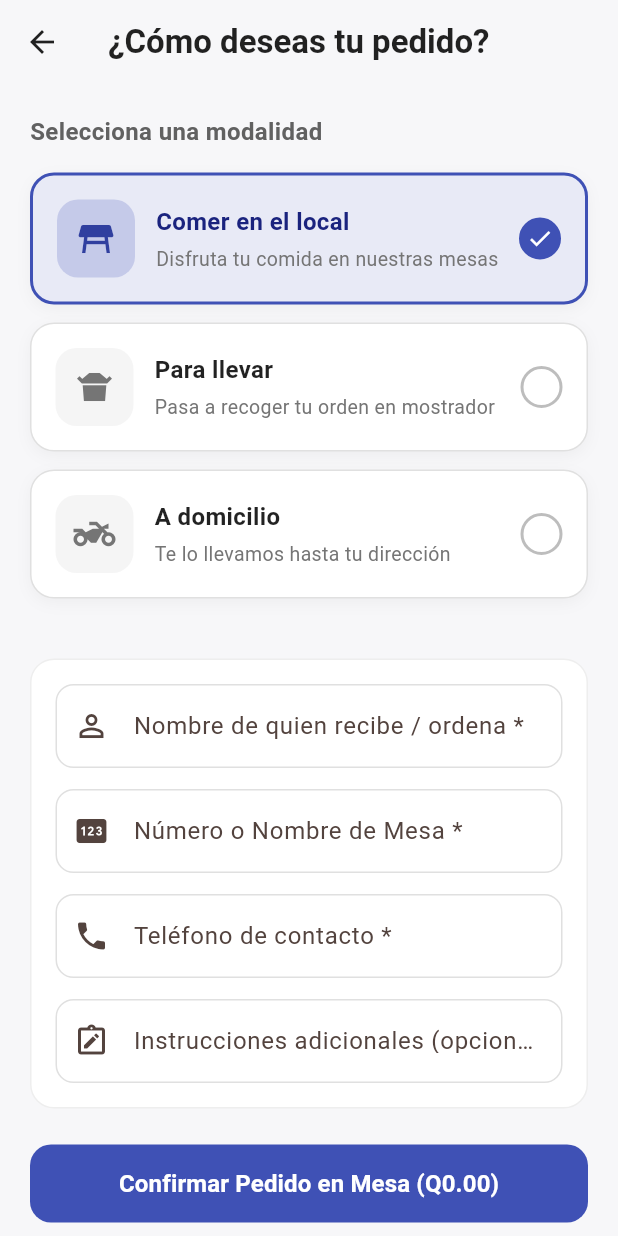
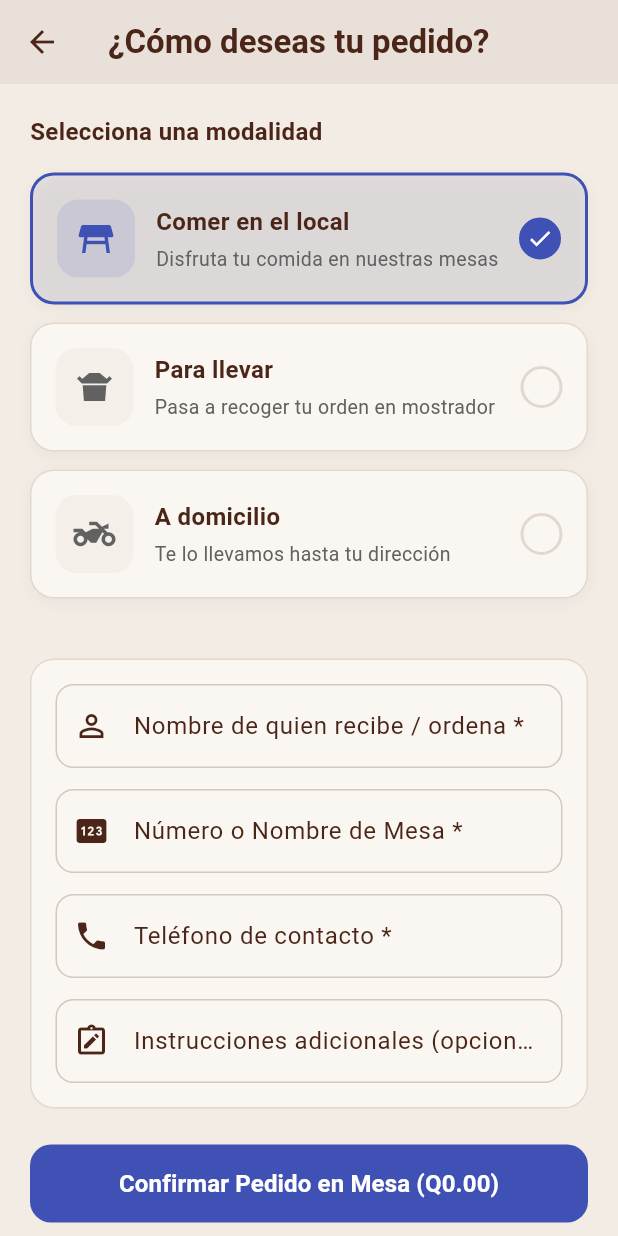
Before and after one commit to LDavidCastro/kotemal_app, a Flutter app: the CheckoutTypeScreen screen opened directly, on a phone screen of 412 x 824 dp. Run offline on Flutter 3.47's test engine with Material 3 defaults, Android fonts, the phone set to English and light mode, and no system bars; our stand-ins replace flutter_local_notifications, flutter_map, flutter_riverpod, flutter_tts, geolocator, image_picker and 6 more; missing offline and left inert: ota_update; accounts and stored records are empty; statements that could not run were skipped.

Commit message:
feat: aplicar paleta terracota y crema de K'OTEMAL en personalizacion, carrito y modalidad de pedido

```diff
--- a/lib/features/cart/presentation/checkout_type_screen.dart
+++ b/lib/features/cart/presentation/checkout_type_screen.dart
@@ -3,6 +3,7 @@ import 'package:flutter/material.dart';
 import 'package:flutter_riverpod/flutter_riverpod.dart';
 import 'package:supabase_flutter/supabase_flutter.dart';
 
+import '../../../core/constants/app_colors.dart';
 import '../../../core/services/device_id_service.dart';
 import '../../../core/services/guest_orders_service.dart';
 import '../presentation/cart_controller.dart';
@@ -14,7 +15,7 @@ class _DeliveryOption {
   final String title;
   final String subtitle;
   final IconData icon;
-  final MaterialColor color;
+  final Color color;
 
   const _DeliveryOption({
     required this.type,
@@ -60,7 +61,7 @@ class _CheckoutTypeScreenState extends ConsumerState<CheckoutTypeScreen> {
       title: 'A domicilio',
       subtitle: 'Te lo llevamos hasta tu dirección',
       icon: Icons.two_wheeler,
-      color: Colors.deepOrange,
+      color: AppColors.secondary,
     ),
   ];
 
@@ -305,14 +306,18 @@ class _CheckoutTypeScreenState extends ConsumerState<CheckoutTypeScreen> {
     final activeColor = _optionFor(deliveryType).color;
 
     return Scaffold(
-      backgroundColor: const Color(0xFFF7F7F9),
+      backgroundColor: AppColors.background,
       appBar: AppBar(
         elevation: 0,
-        backgroundColor: const Color(0xFFF7F7F9),
-        foregroundColor: Colors.black87,
+        backgroundColor: AppColors.logoBackground,
+        surfaceTintColor: Colors.transparent,
+        foregroundColor: AppColors.primary,
         title: const Text(
           '¿Cómo deseas tu pedido?',
-          style: TextStyle(fontWeight: FontWeight.bold),
+          style: TextStyle(
+            fontWeight: FontWeight.bold,
+            color: AppColors.primary,
+          ),
         ),
       ),
       body: SingleChildScrollView(
@@ -325,7 +330,7 @@ class _CheckoutTypeScreenState extends ConsumerState<CheckoutTypeScreen> {
               style: TextStyle(
                 fontSize: 16,
                 fontWeight: FontWeight.w600,
-                color: Colors.grey.shade700,
+                color: AppColors.primary,
               ),
             ),
             const SizedBox(height: 16),
@@ -415,10 +420,10 @@ class _CheckoutTypeScreenState extends ConsumerState<CheckoutTypeScreen> {
         margin: const EdgeInsets.only(bottom: 12),
         padding: const EdgeInsets.all(16),
         decoration: BoxDecoration(
-          color: isSelected ? baseColor.shade50 : Colors.white,
+          color: isSelected ? baseColor.withAlpha(20) : AppColors.surface,
           borderRadius: BorderRadius.circular(16),
           border: Border.all(
-            color: isSelected ? baseColor : Colors.grey.shade300,
+            color: isSelected ? baseColor : AppColors.border,
             width: isSelected ? 2 : 1,
           ),
           boxShadow: [
@@ -435,13 +440,13 @@ class _CheckoutTypeScreenState extends ConsumerState<CheckoutTypeScreen> {
               width: 52,
               height: 52,
               decoration: BoxDecoration(
-                color: isSelected ? baseColor.shade100 : Colors.grey.shade100,
+                color: isSelected ? baseColor.withAlpha(30) : AppColors.border.withAlpha(60),
                 borderRadius: BorderRadius.circular(14),
               ),
               alignment: Alignment.center,
               child: Icon(
                 option.icon,
-                color: isSelected ? baseColor.shade700 : Colors.grey.shade600,
+                color: isSelected ? baseColor : AppColors.textSecondary,
                 size: 28,
               ),
             ),
@@ -452,10 +457,10 @@ class _CheckoutTypeScreenState extends ConsumerState<CheckoutTypeScreen> {
                 children: [
                   Text(
                     option.title,
-                    style: TextStyle(
+                    style: const TextStyle(
                       fontSize: 16,
                       fontWeight: FontWeight.bold,
-                      color: isSelected ? baseColor.shade900 : Colors.black87,
+                      color: AppColors.primary,
                     ),
                   ),
                   const SizedBox(height: 4),
@@ -463,7 +468,7 @@ class _CheckoutTypeScreenState extends ConsumerState<CheckoutTypeScreen> {
                     option.subtitle,
                     style: TextStyle(
                       fontSize: 13,
-                      color: Colors.grey.shade600,
+                      color: AppColors.textSecondary,
                     ),
                   ),
                 ],
@@ -475,7 +480,7 @@ class _CheckoutTypeScreenState extends ConsumerState<CheckoutTypeScreen> {
               decoration: BoxDecoration(
                 color: isSelected ? baseColor : Colors.transparent,
                 border: Border.all(
-                  color: isSelected ? baseColor : Colors.grey.shade400,
+                  color: isSelected ? baseColor : AppColors.border,
                   width: 2,
                 ),
                 borderRadius: BorderRadius.circular(14),
@@ -490,57 +495,64 @@ class _CheckoutTypeScreenState extends ConsumerState<CheckoutTypeScreen> {
     );
   }
 
+  InputDecoration _fieldDecoration({
+    required String label,
+    String? hint,
+    required IconData icon,
+    required Color activeColor,
+  }) {
+    return InputDecoration(
+      labelText: label,
+      hintText: hint,
+      labelStyle: const TextStyle(color: AppColors.primary),
+      prefixIcon: Icon(icon, color: AppColors.primary),
+      filled: true,
+      fillColor: AppColors.surface,
+      focusedBorder: OutlineInputBorder(
+        borderSide: BorderSide(color: activeColor, width: 1.5),
+        borderRadius: BorderRadius.circular(12),
+      ),
+      enabledBorder: OutlineInputBorder(
+        borderSide: const BorderSide(color: AppColors.inputBorder),
+        borderRadius: BorderRadius.circular(12),
+      ),
+      border: OutlineInputBorder(
+        borderRadius: BorderRadius.circular(12),
+      ),
+    );
+  }
+
   Widget _buildForm(Color activeColor, String deliveryType, bool isPosMode) {
     return Container(
       padding: const EdgeInsets.all(16),
       decoration: BoxDecoration(
-        color: Colors.white,
+        color: AppColors.surface,
         borderRadius: BorderRadius.circular(16),
-        border: Border.all(color: Colors.grey.shade200),
+        border: Border.all(color: AppColors.border),
       ),
       child: Column(
         children: [
           TextField(
             controller: _nameController,
             textCapitalization: TextCapitalization.words,
-            decoration: InputDecoration(
-              labelText: isPosMode
+            decoration: _fieldDecoration(
+              label: isPosMode
                   ? 'Nombre del cliente *'
                   : 'Nombre de quien recibe / ordena *',
-              hintText: 'Ej. Juan Pérez',
-              prefixIcon: const Icon(Icons.person_outline),
-              focusedBorder: OutlineInputBorder(
-                borderSide: BorderSide(color: activeColor, width: 1.5),
-                borderRadius: BorderRadius.circular(12),
-              ),
-              enabledBorder: OutlineInputBorder(
-                borderSide: BorderSide(color: Colors.grey.shade300),
-                borderRadius: BorderRadius.circular(12),
-              ),
-              border: OutlineInputBorder(
-                borderRadius: BorderRadius.circular(12),
-              ),
+              hint: 'Ej. Juan Pérez',
+              icon: Icons.person_outline,
+              activeColor: activeColor,
             ),
           ),
           const SizedBox(height: 14),
           if (deliveryType == 'local') ...[
             TextField(
               controller: _tableController,
-              decoration: InputDecoration(
-                labelText: 'Número o Nombre de Mesa *',
-                hintText: 'Ej. Mesa 3 / Barra',
-                prefixIcon: const Icon(Icons.pin),
-                focusedBorder: OutlineInputBorder(
-                  borderSide: BorderSide(color: activeColor, width: 1.5),
-                  borderRadius: BorderRadius.circular(12),
-                ),
-                enabledBorder: OutlineInputBorder(
-                  borderSide: BorderSide(color: Colors.grey.shade300),
-                  borderRadius: BorderRadius.circular(12),
-                ),
-                border: OutlineInputBorder(
-                  borderRadius: BorderRadius.circular(12),
-                ),
+              decoration: _fieldDecoration(
+                label: 'Número o Nombre de Mesa *',
+                hint: 'Ej. Mesa 3 / Barra',
+                icon: Icons.pin,
+                activeColor: activeColor,
               ),
             ),
             const SizedBox(height: 14),
@@ -548,45 +560,25 @@ class _CheckoutTypeScreenState extends ConsumerState<CheckoutTypeScreen> {
           TextField(
             controller: _phoneController,
             keyboardType: TextInputType.phone,
-            decoration: InputDecoration(
-              labelText: isPosMode
+            decoration: _fieldDecoration(
+              label: isPosMode
                   ? 'Teléfono de contacto (opcional)'
                   : 'Teléfono de contacto *',
-              hintText: isPosMode
+              hint: isPosMode
                   ? 'Si se deja vacío se guarda "Mostrador"'
                   : null,
-              prefixIcon: const Icon(Icons.phone),
-              focusedBorder: OutlineInputBorder(
-                borderSide: BorderSide(color: activeColor, width: 1.5),
-                borderRadius: BorderRadius.circular(12),
-              ),
-              enabledBorder: OutlineInputBorder(
-                borderSide: BorderSide(color: Colors.grey.shade300),
-                borderRadius: BorderRadius.circular(12),
-              ),
-              border: OutlineInputBorder(
-                borderRadius: BorderRadius.circular(12),
-              ),
+              icon: Icons.phone,
+              activeColor: activeColor,
             ),
           ),
           const SizedBox(height: 14),
           TextField(
             controller: _notesController,
-            decoration: InputDecoration(
-              labelText: 'Instrucciones adicionales (opcional)',
-              hintText: 'Ej. Servir sin hielo, cubiertos extra',
-              prefixIcon: const Icon(Icons.note_alt_outlined),
-              focusedBorder: OutlineInputBorder(
-                borderSide: BorderSide(color: activeColor, width: 1.5),
-                borderRadius: BorderRadius.circular(12),
-              ),
-              enabledBorder: OutlineInputBorder(
-                borderSide: BorderSide(color: Colors.grey.shade300),
-                borderRadius: BorderRadius.circular(12),
-              ),
-              border: OutlineInputBorder(
-                borderRadius: BorderRadius.circular(12),
-              ),
+            decoration: _fieldDecoration(
+              label: 'Instrucciones adicionales (opcional)',
+              hint: 'Ej. Servir sin hielo, cubiertos extra',
+              icon: Icons.note_alt_outlined,
+              activeColor: activeColor,
             ),
           ),
         ],
```
Also changed, not shown: lib/features/cart/presentation/cart_screen.dart (+42 -28 lines), lib/features/menu/presentation/product_customization_dialog.dart (+17 -15 lines).
